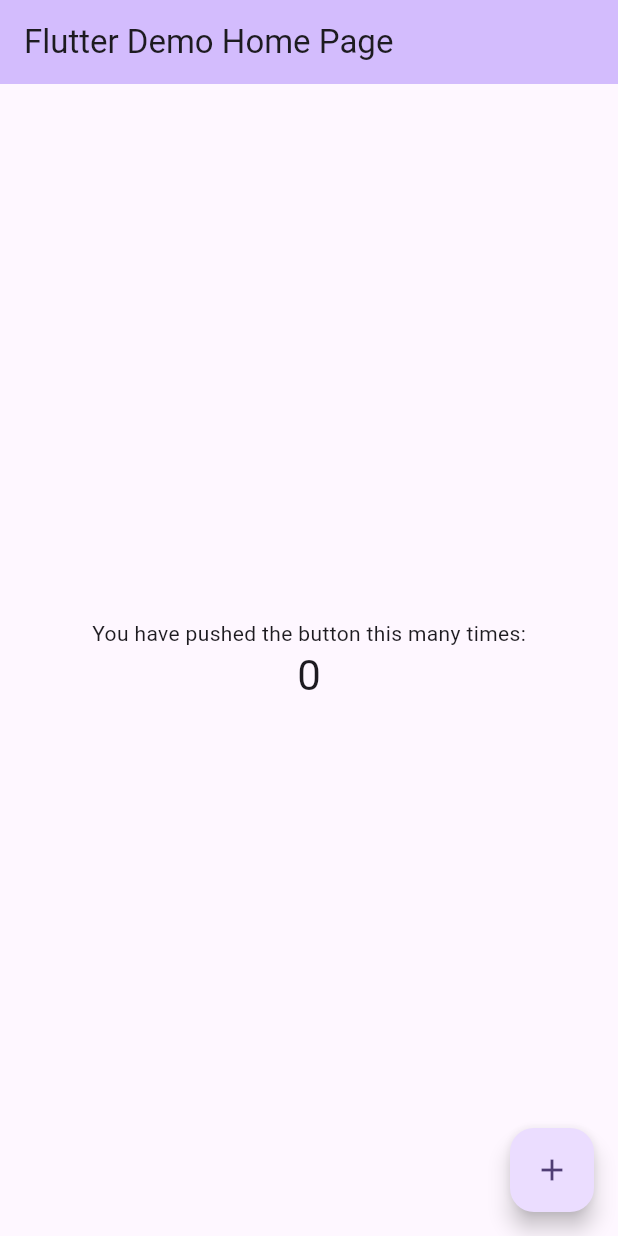
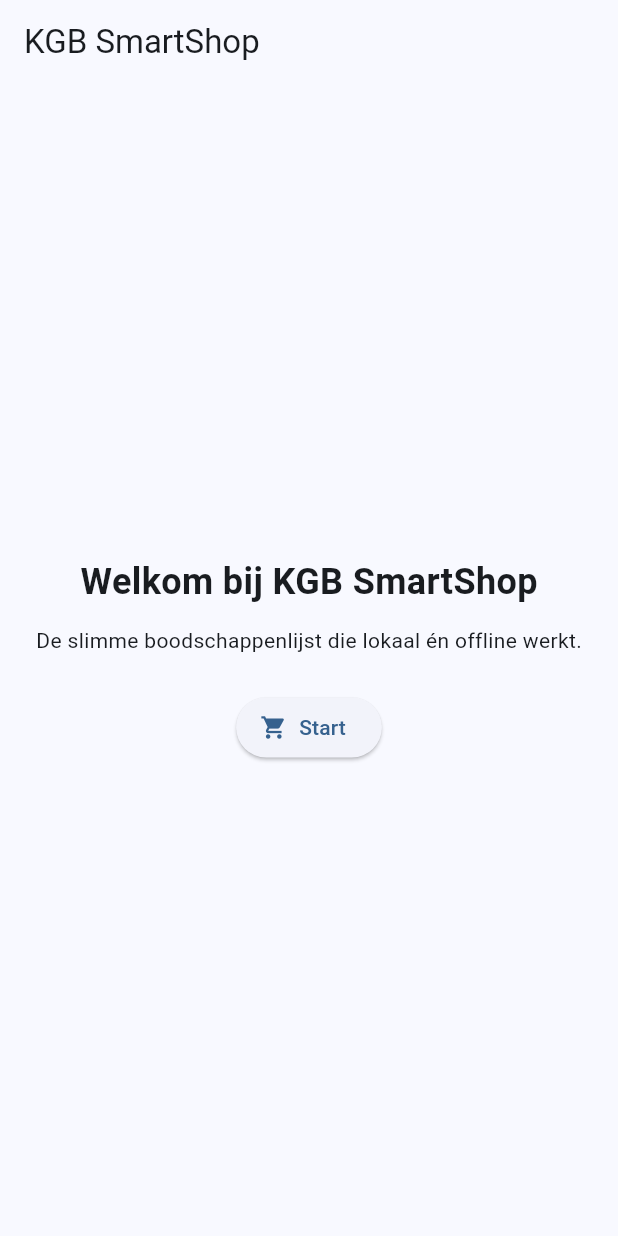
Before and after one commit to kgoedgebuer-byte/KGB-SmartShop-1, a Flutter app: the screen it shows after launch, on a phone screen of 412 x 824 dp. Run offline on Flutter 3.47's test engine with Material 3 defaults, Android fonts, the phone set to English and light mode, and no system bars.

Commit message:
feat: set SmartShop start screen

```diff
--- a/lib/main.dart
+++ b/lib/main.dart
@@ -1,122 +1,53 @@
+// lib/main.dart
 import 'package:flutter/material.dart';
 
-void main() {
-  runApp(const MyApp());
-}
+void main() => runApp(const SmartShopApp());
 
-class MyApp extends StatelessWidget {
-  const MyApp({super.key});
+class SmartShopApp extends StatelessWidget {
+  const SmartShopApp({super.key});
 
-  // This widget is the root of your application.
   @override
   Widget build(BuildContext context) {
     return MaterialApp(
-      title: 'Flutter Demo',
-      theme: ThemeData(
-        // This is the theme of your application.
-        //
-        // TRY THIS: Try running your application with "flutter run". You'll see
-        // the application has a purple toolbar. Then, without quitting the app,
-        // try changing the seedColor in the colorScheme below to Colors.green
-        // and then invoke "hot reload" (save your changes or press the "hot
-        // reload" button in a Flutter-supported IDE, or press "r" if you used
-        // the command line to start the app).
-        //
-        // Notice that the counter didn't reset back to zero; the application
-        // state is not lost during the reload. To reset the state, use hot
-        // restart instead.
-        //
-        // This works for code too, not just values: Most code changes can be
-        // tested with just a hot reload.
-        colorScheme: ColorScheme.fromSeed(seedColor: Colors.deepPurple),
-      ),
-      home: const MyHomePage(title: 'Flutter Demo Home Page'),
+      title: 'KGB SmartShop',
+      debugShowCheckedModeBanner: false,
+      theme: ThemeData(useMaterial3: true, colorSchemeSeed: Colors.blue),
+      home: const SmartShopHome(),
     );
   }
 }
 
-class MyHomePage extends StatefulWidget {
-  const MyHomePage({super.key, required this.title});
-
-  // This widget is the home page of your application. It is stateful, meaning
-  // that it has a State object (defined below) that contains fields that affect
-  // how it looks.
-
-  // This class is the configuration for the state. It holds the values (in this
-  // case the title) provided by the parent (in this case the App widget) and
-  // used by the build method of the State. Fields in a Widget subclass are
-  // always marked "final".
-
-  final String title;
-
-  @override
-  State<MyHomePage> createState() => _MyHomePageState();
-}
-
-class _MyHomePageState extends State<MyHomePage> {
-  int _counter = 0;
-
-  void _incrementCounter() {
-    setState(() {
-      // This call to setState tells the Flutter framework that something has
-      // changed in this State, which causes it to rerun the build method below
-      // so that the display can reflect the updated values. If we changed
-      // _counter without calling setState(), then the build method would not be
-      // called again, and so nothing would appear to happen.
-      _counter++;
-    });
-  }
+class SmartShopHome extends StatelessWidget {
+  const SmartShopHome({super.key});
 
   @override
   Widget build(BuildContext context) {
-    // This method is rerun every time setState is called, for instance as done
-    // by the _incrementCounter method above.
-    //
-    // The Flutter framework has been optimized to make rerunning build methods
-    // fast, so that you can just rebuild anything that needs updating rather
-    // than having to individually change instances of widgets.
     return Scaffold(
-      appBar: AppBar(
-        // TRY THIS: Try changing the color here to a specific color (to
-        // Colors.amber, perhaps?) and trigger a hot reload to see the AppBar
-        // change color while the other colors stay the same.
-        backgroundColor: Theme.of(context).colorScheme.inversePrimary,
-        // Here we take the value from the MyHomePage object that was created by
-        // the App.build method, and use it to set our appbar title.
-        title: Text(widget.title),
-      ),
+      appBar: AppBar(title: const Text('KGB SmartShop')),
       body: Center(
-        // Center is a layout widget. It takes a single child and positions it
-        // in the middle of the parent.
-        child: Column(
-          // Column is also a layout widget. It takes a list of children and
-          // arranges them vertically. By default, it sizes itself to fit its
-          // children horizontally, and tries to be as tall as its parent.
-          //
-          // Column has various properties to control how it sizes itself and
-          // how it positions its children. Here we use mainAxisAlignment to
-          // center the children vertically; the main axis here is the vertical
-          // axis because Columns are vertical (the cross axis would be
-          // horizontal).
-          //
-          // TRY THIS: Invoke "debug painting" (choose the "Toggle Debug Paint"
-          // action in the IDE, or press "p" in the console), to see the
-          // wireframe for each widget.
-          mainAxisAlignment: MainAxisAlignment.center,
-          children: <Widget>[
-            const Text('You have pushed the button this many times:'),
-            Text(
-              '$_counter',
-              style: Theme.of(context).textTheme.headlineMedium,
-            ),
-          ],
+        child: ConstrainedBox(
+          constraints: const BoxConstraints(maxWidth: 520),
+          child: Column(
+            mainAxisSize: MainAxisSize.min,
+            children: [
+              const Text('Welkom bij KGB SmartShop',
+                  style: TextStyle(fontSize: 24, fontWeight: FontWeight.bold)),
+              const SizedBox(height: 12),
+              const Text('De slimme boodschappenlijst die lokaal én offline werkt.'),
+              const SizedBox(height: 24),
+              ElevatedButton.icon(
+                onPressed: () {
+                  ScaffoldMessenger.of(context).showSnackBar(
+                    const SnackBar(content: Text('Hier komt jouw echte start-flow.')),
+                  );
+                },
+                icon: const Icon(Icons.shopping_cart),
+                label: const Text('Start'),
+              ),
+            ],
+          ),
         ),
       ),
-      floatingActionButton: FloatingActionButton(
-        onPressed: _incrementCounter,
-        tooltip: 'Increment',
-        child: const Icon(Icons.add),
-      ), // This trailing comma makes auto-formatting nicer for build methods.
     );
   }
 }
```
